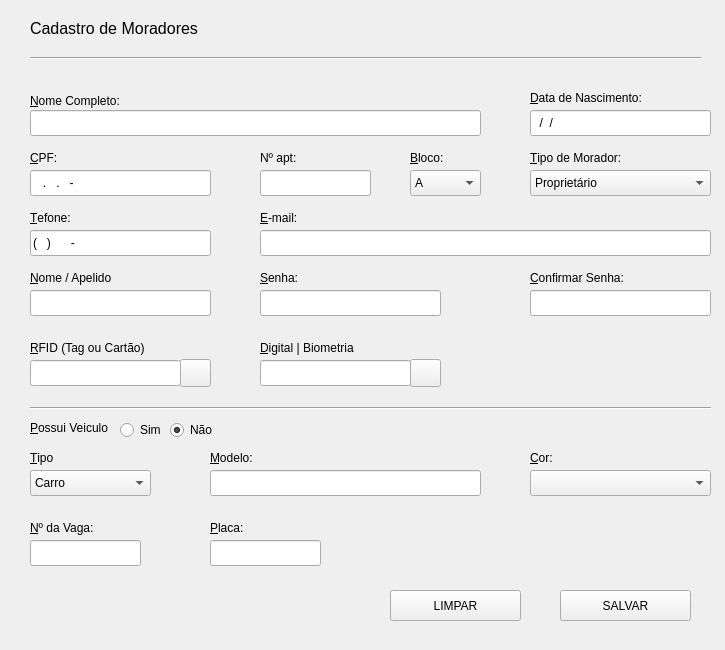
First picture: the form in Designer_UI/cadastroMoradoresFinalV1.ui, repository DavidDevOps2000/primecondoDesk, before the edit.
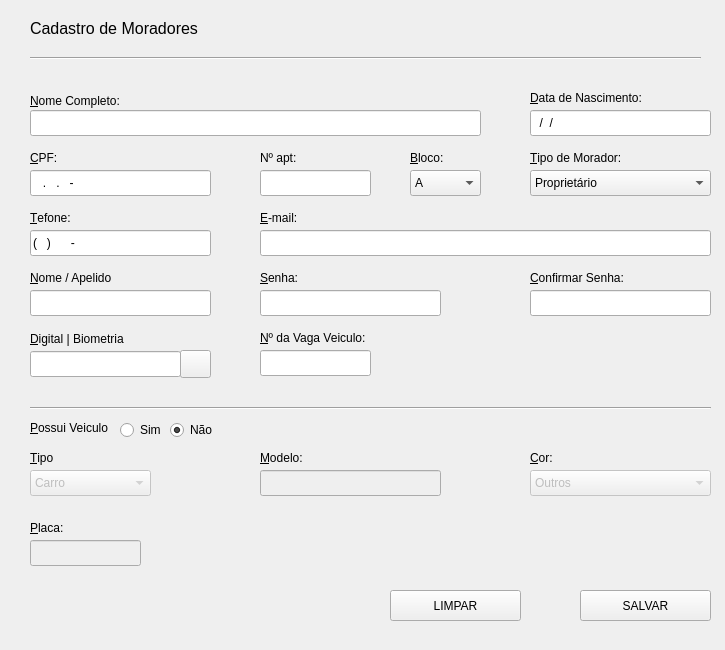
Second picture: the form after the edit. Icons and pictures are not drawn.

Commit message: cadastro quase concluido

Diff of the .ui file:
```diff
--- a/Designer_UI/cadastroMoradoresFinalV1.ui
+++ b/Designer_UI/cadastroMoradoresFinalV1.ui
@@ -358,7 +358,7 @@
    </widget>
    <widget class="QComboBox" name="comboBoxTipoVeiculo">
     <property name="enabled">
-     <bool>true</bool>
+     <bool>false</bool>
     </property>
     <property name="geometry">
      <rect>
@@ -392,7 +392,7 @@
    <widget class="QLabel" name="lblModeloVeiculo">
     <property name="geometry">
      <rect>
-      <x>210</x>
+      <x>260</x>
       <y>450</y>
       <width>55</width>
       <height>16</height>
@@ -433,7 +433,7 @@
    </widget>
    <widget class="QComboBox" name="comboBoxCorVeiculo">
     <property name="enabled">
-     <bool>true</bool>
+     <bool>false</bool>
     </property>
     <property name="geometry">
      <rect>
@@ -450,7 +450,22 @@
     </property>
     <item>
      <property name="text">
-      <string/>
+      <string>Outros</string>
+     </property>
+    </item>
+    <item>
+     <property name="text">
+      <string>Prata</string>
+     </property>
+    </item>
+    <item>
+     <property name="text">
+      <string>Amarelo</string>
+     </property>
+    </item>
+    <item>
+     <property name="text">
+      <string>Roxo</string>
      </property>
     </item>
     <item>
@@ -482,7 +497,7 @@
    <widget class="QLabel" name="lblPlaca">
     <property name="geometry">
      <rect>
-      <x>210</x>
+      <x>30</x>
       <y>520</y>
       <width>55</width>
       <height>16</height>
@@ -503,7 +518,7 @@
    <widget class="QPushButton" name="btnSalvar">
     <property name="geometry">
      <rect>
-      <x>560</x>
+      <x>580</x>
       <y>590</y>
       <width>131</width>
       <height>31</height>
@@ -519,9 +534,9 @@
    <widget class="QLabel" name="lblNumeroVaga">
     <property name="geometry">
      <rect>
-      <x>30</x>
-      <y>520</y>
-      <width>81</width>
+      <x>260</x>
+      <y>330</y>
+      <width>111</width>
       <height>16</height>
      </rect>
     </property>
@@ -531,7 +546,7 @@
      </font>
     </property>
     <property name="text">
-     <string>&amp;Nº da Vaga:</string>
+     <string>&amp;Nº da Vaga Veiculo:</string>
     </property>
     <property name="buddy">
      <cstring>inputNumeroVaga</cstring>
@@ -600,32 +615,11 @@
      <cstring>inputConfirmarSenha</cstring>
     </property>
    </widget>
-   <widget class="QLabel" name="lblRfid">
-    <property name="geometry">
-     <rect>
-      <x>30</x>
-      <y>340</y>
-      <width>161</width>
-      <height>16</height>
-     </rect>
-    </property>
-    <property name="font">
-     <font>
-      <pointsize>9</pointsize>
-     </font>
-    </property>
-    <property name="text">
-     <string>&amp;RFID (Tag ou Cartão)</string>
-    </property>
-    <property name="buddy">
-     <cstring>inputRfid</cstring>
-    </property>
-   </widget>
    <widget class="QLabel" name="lblDigital">
     <property name="geometry">
      <rect>
-      <x>260</x>
-      <y>340</y>
+      <x>30</x>
+      <y>331</y>
       <width>101</width>
       <height>16</height>
      </rect>
@@ -851,11 +845,11 @@
    </widget>
    <widget class="QLineEdit" name="inputPlaca">
     <property name="enabled">
-     <bool>true</bool>
+     <bool>false</bool>
     </property>
     <property name="geometry">
      <rect>
-      <x>210</x>
+      <x>30</x>
       <y>540</y>
       <width>111</width>
       <height>26</height>
@@ -897,27 +891,11 @@
      <enum>QLineEdit::Password</enum>
     </property>
    </widget>
-   <widget class="QLineEdit" name="inputRfid">
-    <property name="geometry">
-     <rect>
-      <x>30</x>
-      <y>360</y>
-      <width>151</width>
-      <height>26</height>
-     </rect>
-    </property>
-    <property name="maxLength">
-     <number>20</number>
-    </property>
-    <property name="readOnly">
-     <bool>true</bool>
-    </property>
-   </widget>
    <widget class="QLineEdit" name="inputDigitalBiometria">
     <property name="geometry">
      <rect>
-      <x>260</x>
-      <y>360</y>
+      <x>30</x>
+      <y>351</y>
       <width>151</width>
       <height>26</height>
      </rect>
@@ -931,13 +909,13 @@
    </widget>
    <widget class="QLineEdit" name="inputModeloVeiculo">
     <property name="enabled">
-     <bool>true</bool>
+     <bool>false</bool>
     </property>
     <property name="geometry">
      <rect>
-      <x>210</x>
+      <x>260</x>
       <y>470</y>
-      <width>271</width>
+      <width>181</width>
       <height>26</height>
      </rect>
     </property>
@@ -951,8 +929,8 @@
     </property>
     <property name="geometry">
      <rect>
-      <x>30</x>
-      <y>540</y>
+      <x>260</x>
+      <y>350</y>
       <width>111</width>
       <height>26</height>
      </rect>
@@ -967,31 +945,11 @@
      <number>0</number>
     </property>
    </widget>
-   <widget class="QPushButton" name="btnBuscarRfid">
-    <property name="geometry">
-     <rect>
-      <x>180</x>
-      <y>359</y>
-      <width>31</width>
-      <height>28</height>
-     </rect>
-    </property>
-    <property name="text">
-     <string/>
-    </property>
-    <property name="icon">
-     <iconset>
-      <normaloff>lupa.png</normaloff>lupa.png</iconset>
-    </property>
-    <property name="autoDefault">
-     <bool>false</bool>
-    </property>
-   </widget>
    <widget class="QPushButton" name="btnBuscarDigitalBiometria">
     <property name="geometry">
      <rect>
-      <x>410</x>
-      <y>359</y>
+      <x>180</x>
+      <y>350</y>
       <width>31</width>
       <height>28</height>
      </rect>
@@ -1010,9 +968,9 @@
    <widget class="QLabel" name="lblResultado">
     <property name="geometry">
      <rect>
-      <x>510</x>
-      <y>375</y>
-      <width>191</width>
+      <x>470</x>
+      <y>340</y>
+      <width>241</width>
       <height>31</height>
      </rect>
     </property>
```
Left out of the diff: 25 changed lines with no effect on the pictures. The commit also changes 6 other files.
